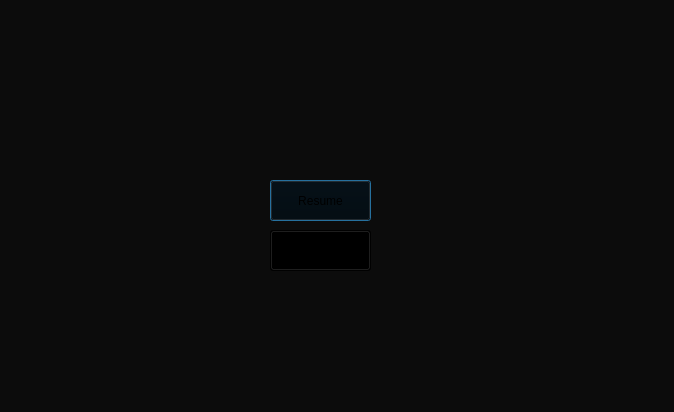
Old version of the form ui/menuwindow.ui in the repository SEAME-pt/Team02-Module04.
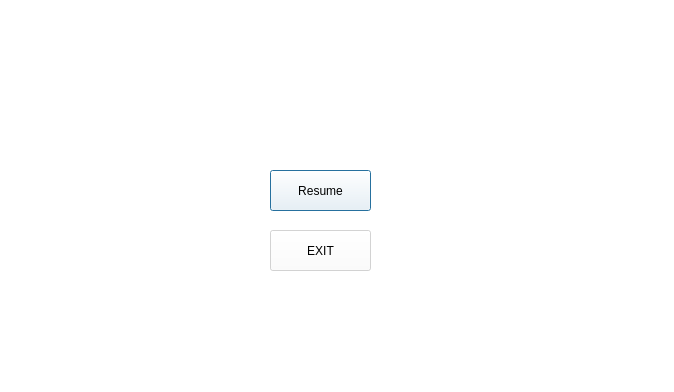
New version of the form.

What changed in the file:
```diff
--- a/ui/menuwindow.ui
+++ b/ui/menuwindow.ui
@@ -7,7 +7,7 @@
     <x>0</x>
     <y>0</y>
     <width>674</width>
-    <height>412</height>
+    <height>392</height>
    </rect>
   </property>
   <property name="windowTitle">
@@ -20,7 +20,7 @@
    <bool>false</bool>
   </property>
   <property name="styleSheet">
-   <string notr="true">background-color: rgba(0, 0, 0, 200);  /* Replace (0, 0, 0) with your desired color */
+   <string notr="true">background-color: rgba(255, 255, 255, 0.6);  /* Replace (0, 0, 0) with your desired color */
 </string>
   </property>
   <property name="modal">
@@ -30,7 +30,7 @@
    <property name="geometry">
     <rect>
      <x>270</x>
-     <y>180</y>
+     <y>170</y>
      <width>101</width>
      <height>41</height>
     </rect>
```
Left out of the diff: 10 changed lines with no effect on the pictures.
